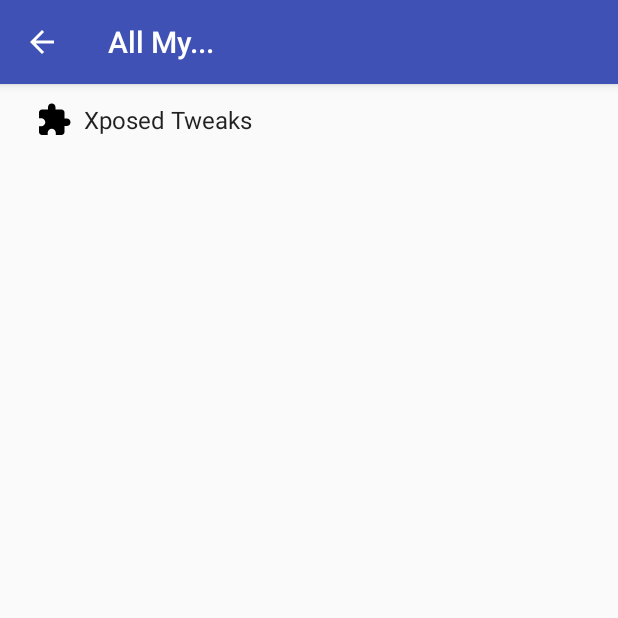
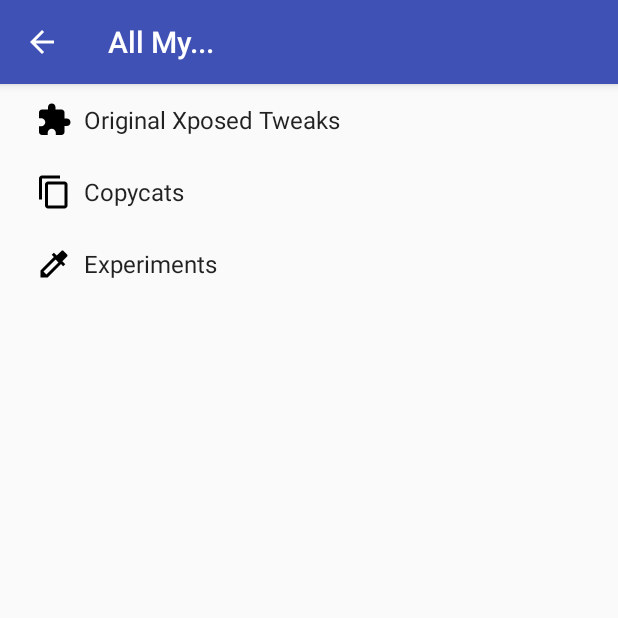
Before and after one commit to moneytoo/AllMy..., an Android app: the SettingsActivity screen opened directly, with no data from a screen before it, on a phone screen of 412 x 824 dp, the top half of it. Run offline under Robolectric (Android 15) with nearby library versions, the phone set to English and light mode, and no system bars.

Commit message:
Add categories, icons etc.

```diff
--- a/app/build.gradle
+++ b/app/build.gradle
@@ -8,8 +8,8 @@ android {
         applicationId "com.smartmadsoft.xposed.aio"
         minSdkVersion 14
         targetSdkVersion 23
-        versionCode 1
-        versionName "0.1"
+        versionCode 2
+        versionName "0.1.1"
     }
     buildTypes {
         release {
--- a/app/src/main/java/com/smartmadsoft/xposed/aio/tweaks/NativeFreezer.java
+++ b/app/src/main/java/com/smartmadsoft/xposed/aio/tweaks/NativeFreezer.java
@@ -78,6 +78,7 @@ public class NativeFreezer {
             }
         });
 
+        try {
             //findAndHookMethod("com.android.settings.applications.InstalledAppDetails", lpparam.classLoader, "showDialogInner", int.class, int.class, new XC_MethodHook() {
             findAndHookMethod("com.android.settings.applications.AppInfoBase", lpparam.classLoader, "showDialogInner", int.class, int.class, new XC_MethodHook() {
                 @Override
@@ -87,6 +88,9 @@ public class NativeFreezer {
                         param.args[0] = 7;
                 }
             });
+        } catch (Throwable t) {
+            // no such class in CM, it's not necessary anyway
+        }
     }
 
     private static void getAppInfo(Object thisObject) {
--- /dev/null
+++ b/app/src/main/res/drawable/ic_colorize_black_24dp.xml
@@ -0,0 +1,9 @@
+<vector xmlns:android="http://schemas.android.com/apk/res/android"
+        android:width="24dp"
+        android:height="24dp"
+        android:viewportWidth="24.0"
+        android:viewportHeight="24.0">
+    <path
+        android:pathData="M20.71,5.63l-2.34,-2.34c-0.39,-0.39 -1.02,-0.39 -1.41,0l-3.12,3.12 -1.93,-1.91 -1.41,1.41 1.42,1.42L3,16.25V21h4.75l8.92,-8.92 1.42,1.42 1.41,-1.41 -1.92,-1.92 3.12,-3.12c0.4,-0.4 0.4,-1.03 0.01,-1.42zM6.92,19L5,17.08l8.06,-8.06 1.92,1.92L6.92,19z"
+        android:fillColor="#000000"/>
+</vector>
--- /dev/null
+++ b/app/src/main/res/drawable/ic_content_copy_black_24dp.xml
@@ -0,0 +1,9 @@
+<vector xmlns:android="http://schemas.android.com/apk/res/android"
+        android:width="24dp"
+        android:height="24dp"
+        android:viewportWidth="24.0"
+        android:viewportHeight="24.0">
+    <path
+        android:pathData="M16,1L4,1c-1.1,0 -2,0.9 -2,2v14h2L4,3h12L16,1zM19,5L8,5c-1.1,0 -2,0.9 -2,2v14c0,1.1 0.9,2 2,2h11c1.1,0 2,-0.9 2,-2L21,7c0,-1.1 -0.9,-2 -2,-2zM19,21L8,21L8,7h11v14z"
+        android:fillColor="#000000"/>
+</vector>
--- /dev/null
+++ b/app/src/main/res/xml/pref_copycats.xml
@@ -0,0 +1,21 @@
+<PreferenceScreen xmlns:android="http://schemas.android.com/apk/res/android">
+
+    <SwitchPreference
+        android:defaultValue="false"
+        android:key="tweak_minimumbrightness"
+        android:title="Minimum Brightness"
+        android:summary="Lowest brightness system wide" />
+
+    <SwitchPreference
+        android:defaultValue="false"
+        android:key="tweak_gentlehapticfeedback"
+        android:title="Gentle Haptic Feedback"
+        android:summary="Make haptic feedback more subtle" />
+
+    <SwitchPreference
+        android:defaultValue="false"
+        android:key="tweak_hidenetworkindicators"
+        android:title="Hide Network Indicators"
+        android:summary="The non-interactive AOSP look in status bar" />
+
+</PreferenceScreen>
--- /dev/null
+++ b/app/src/main/res/xml/pref_experimental.xml
@@ -0,0 +1,9 @@
+<PreferenceScreen xmlns:android="http://schemas.android.com/apk/res/android">
+
+    <SwitchPreference
+        android:defaultValue="false"
+        android:key="tweak_k920keyshapticfix"
+        android:title="K920 Keys Haptic Fix"
+        android:summary="For CM12.1" />
+
+</PreferenceScreen>
--- a/app/src/main/res/xml/pref_headers.xml
+++ b/app/src/main/res/xml/pref_headers.xml
@@ -1,26 +1,18 @@
 <preference-headers xmlns:android="http://schemas.android.com/apk/res/android">
-
-    <!-- These settings headers are only used on tablets. -->
-
-    <!--
-    <header
-        android:fragment="com.smartmadsoft.xposed.aio.SettingsActivity$GeneralPreferenceFragment"
-        android:icon="@drawable/ic_info_black_24dp"
-        android:title="@string/pref_header_general" />
-
-    <header
-        android:fragment="com.smartmadsoft.xposed.aio.SettingsActivity$NotificationPreferenceFragment"
-        android:icon="@drawable/ic_notifications_black_24dp"
-        android:title="@string/pref_header_notifications" />
-
-    <header
-        android:fragment="com.smartmadsoft.xposed.aio.SettingsActivity$DataSyncPreferenceFragment"
-        android:icon="@drawable/ic_sync_black_24dp"
-        android:title="@string/pref_header_data_sync" />-->
 
     <header
         android:fragment="com.smartmadsoft.xposed.aio.SettingsActivity$TweaksPreferenceFragment"
         android:icon="@drawable/ic_extension_black_24dp"
-        android:title="Xposed Tweaks" />
+        android:title="Original Xposed Tweaks" />
+
+    <header
+        android:fragment="com.smartmadsoft.xposed.aio.SettingsActivity$CopycatsPreferenceFragment"
+        android:icon="@drawable/ic_content_copy_black_24dp"
+        android:title="Copycats" />
+
+    <header
+        android:fragment="com.smartmadsoft.xposed.aio.SettingsActivity$ExperimentalPreferenceFragment"
+        android:icon="@drawable/ic_colorize_black_24dp"
+        android:title="Experiments" />
 
 </preference-headers>
--- a/app/src/main/res/xml/pref_tweaks.xml
+++ b/app/src/main/res/xml/pref_tweaks.xml
@@ -1,4 +1,24 @@
 <PreferenceScreen xmlns:android="http://schemas.android.com/apk/res/android">
+
+    <PreferenceCategory
+        android:title="Universal Tweaks" >
+
+        <SwitchPreference
+            android:defaultValue="false"
+            android:key="tweak_batteryhistoryxxl"
+            android:title="Battery History XXL"
+            android:summary="For Android 4.4/5.0/5.1" />
+
+        <SwitchPreference
+            android:defaultValue="false"
+            android:key="tweak_nativefreezer"
+            android:title="Native Freezer"
+            android:summary="For Android 4.4/5.0/5.1" />
+
+    </PreferenceCategory>
+
+    <PreferenceCategory
+        android:title="CyanogenMod Tweaks" >
 
         <SwitchPreference
             android:defaultValue="false"
@@ -20,9 +40,20 @@
 
         <SwitchPreference
             android:defaultValue="false"
-        android:key="tweak_pocketfirst"
-        android:title="Pocket First (Option When Sharing)"
-        android:summary="For Android 5.0 and newer" />
+            android:key="tweak_onewaybrightness"
+            android:title="One Way Brightness"
+            android:summary="For CM12.1 (CM13?)" />
+
+        <SwitchPreference
+            android:defaultValue="false"
+            android:key="tweak_batterylightdisabler"
+            android:title="Battery Light Disabler"
+            android:summary="For CM12.1 (CM13?)" />
+
+    </PreferenceCategory>
+
+    <PreferenceCategory
+        android:title="3rd Party Apps Tweaks" >
 
         <SwitchPreference
             android:defaultValue="false"
@@ -32,21 +63,9 @@
 
         <SwitchPreference
             android:defaultValue="false"
-        android:key="tweak_onewaybrightness"
-        android:title="One Way Brightness"
-        android:summary="For CM12.1 (CM13?)" />
-
-    <SwitchPreference
-        android:defaultValue="false"
-        android:key="tweak_k920keyshapticfix"
-        android:title="K920 Keys Haptic Fix"
-        android:summary="For CM12.1" />
-
-    <SwitchPreference
-        android:defaultValue="false"
-        android:key="tweak_batterylightdisabler"
-        android:title="Battery Light Disabler"
-        android:summary="For CM12.1 (CM13?)" />
+            android:key="tweak_pocketfirst"
+            android:title="Pocket First (Option When Sharing)"
+            android:summary="For Pocket on Android 5.0 and newer" />
 
         <SwitchPreference
             android:defaultValue="false"
@@ -62,32 +81,10 @@
 
         <SwitchPreference
             android:defaultValue="false"
-        android:key="tweak_batteryhistoryxxl"
-        android:title="Battery History XXL"
-        android:summary="For CM12/CM12.1" />
-
-    <SwitchPreference
-        android:defaultValue="false"
-        android:key="tweak_nativefreezer"
-        android:title="Native Freezer"
-        android:summary="For CM12/CM12.1" />
-
-    <SwitchPreference
-        android:defaultValue="false"
             android:key="tweak_minimumbrightness_mx"
             android:title="Minimum Brightness"
             android:summary="For MX Player" />
 
-    <SwitchPreference
-        android:defaultValue="false"
-        android:key="tweak_minimumbrightness"
-        android:title="Minimum Brightness"
-        android:summary="Lowest brightness system wide" />
-
-    <SwitchPreference
-        android:defaultValue="false"
-        android:key="tweak_gentlehapticfeedback"
-        android:title="Gentle Haptic Feedback"
-        android:summary="Make haptic feedback more subtle" />
+    </PreferenceCategory>
 
 </PreferenceScreen>
```
Also changed, not shown: app/src/main/java/com/smartmadsoft/xposed/aio/Loader.java (+10 -1 lines), app/src/main/java/com/smartmadsoft/xposed/aio/SettingsActivity.java (+58 -1 lines), app/src/main/java/com/smartmadsoft/xposed/aio/tweaks/HideNetworkIndicators.java (added, +32 -0 lines), app/src/main/res/mipmap-hdpi/ic_launcher.png, app/src/main/res/mipmap-mdpi/ic_launcher.png, app/src/main/res/mipmap-xhdpi/ic_launcher.png, app/src/main/res/mipmap-xxhdpi/ic_launcher.png, app/src/main/res/mipmap-xxxhdpi/ic_launcher.png. Lines whose indentation alone changed are shown as unchanged.
